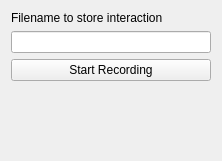
Qt form Plugins/org.mitk.gui.qt.eventrecorder/src/internal/InteractionEventRecorderControls.ui (MITK/MITK) before a commit.
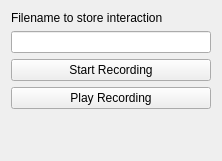
The same form after that commit.

Commit message: Add XML Reader of Event Files.

Patch:
```diff
--- a/Plugins/org.mitk.gui.qt.eventrecorder/src/internal/InteractionEventRecorderControls.ui
+++ b/Plugins/org.mitk.gui.qt.eventrecorder/src/internal/InteractionEventRecorderControls.ui
@@ -40,6 +40,13 @@
      </property>
     </widget>
    </item>
+   <item>
+    <widget class="QPushButton" name="btnPlay">
+     <property name="text">
+      <string>Play Recording</string>
+     </property>
+    </widget>
+   </item>
    <item>
     <spacer name="spacer1">
      <property name="orientation">
```
The commit also changes 6 other files.
